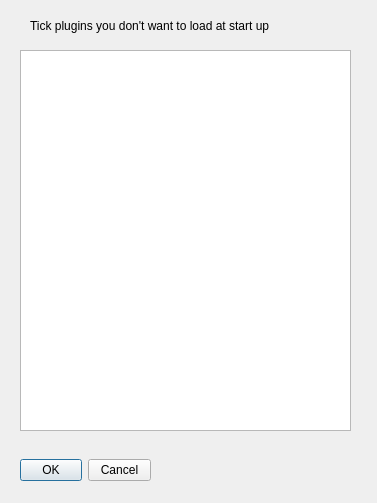
Above: Polyhedron/demo/Polyhedron/Preferences.ui from CGAL/cgal before the change. Below: the same form after it.
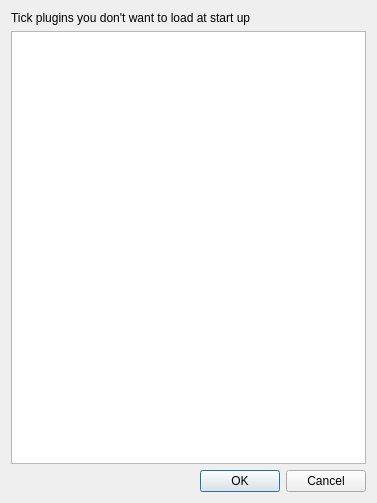
That is the form after the change.

Commit message: Add a layout to the Preferences dialog UI

Diff of the .ui file:
```diff
--- a/Polyhedron/demo/Polyhedron/Preferences.ui
+++ b/Polyhedron/demo/Polyhedron/Preferences.ui
@@ -13,15 +13,23 @@
   <property name="windowTitle">
    <string>Dialog</string>
   </property>
+  <layout class="QVBoxLayout" name="verticalLayout">
+   <item>
+    <widget class="QLabel" name="label">
+     <property name="text">
+      <string>Tick plugins you don't want to load at start up</string>
+     </property>
+    </widget>
+   </item>
+   <item>
+    <widget class="QListView" name="listView">
+     <property name="selectionMode">
+      <enum>QAbstractItemView::NoSelection</enum>
+     </property>
+    </widget>
+   </item>
+   <item>
   <widget class="QDialogButtonBox" name="buttonBox">
-   <property name="geometry">
-    <rect>
-     <x>20</x>
-     <y>440</y>
-     <width>131</width>
-     <height>61</height>
-    </rect>
-   </property>
    <property name="orientation">
     <enum>Qt::Horizontal</enum>
    </property>
@@ -29,32 +37,8 @@
     <set>QDialogButtonBox::Cancel|QDialogButtonBox::Ok</set>
    </property>
   </widget>
-  <widget class="QListView" name="listView">
-   <property name="geometry">
-    <rect>
-     <x>20</x>
-     <y>50</y>
-     <width>331</width>
-     <height>381</height>
-    </rect>
-   </property>
-   <property name="selectionMode">
-    <enum>QAbstractItemView::NoSelection</enum>
-   </property>
-  </widget>
-  <widget class="QLabel" name="label">
-   <property name="geometry">
-    <rect>
-     <x>30</x>
-     <y>10</y>
-     <width>321</width>
-     <height>31</height>
-    </rect>
-   </property>
-   <property name="text">
-    <string>Tick plugins you don't want to load at start up</string>
-   </property>
-  </widget>
+   </item>
+  </layout>
  </widget>
  <resources/>
  <connections>
```
Lines whose indentation alone changed are shown as unchanged.
